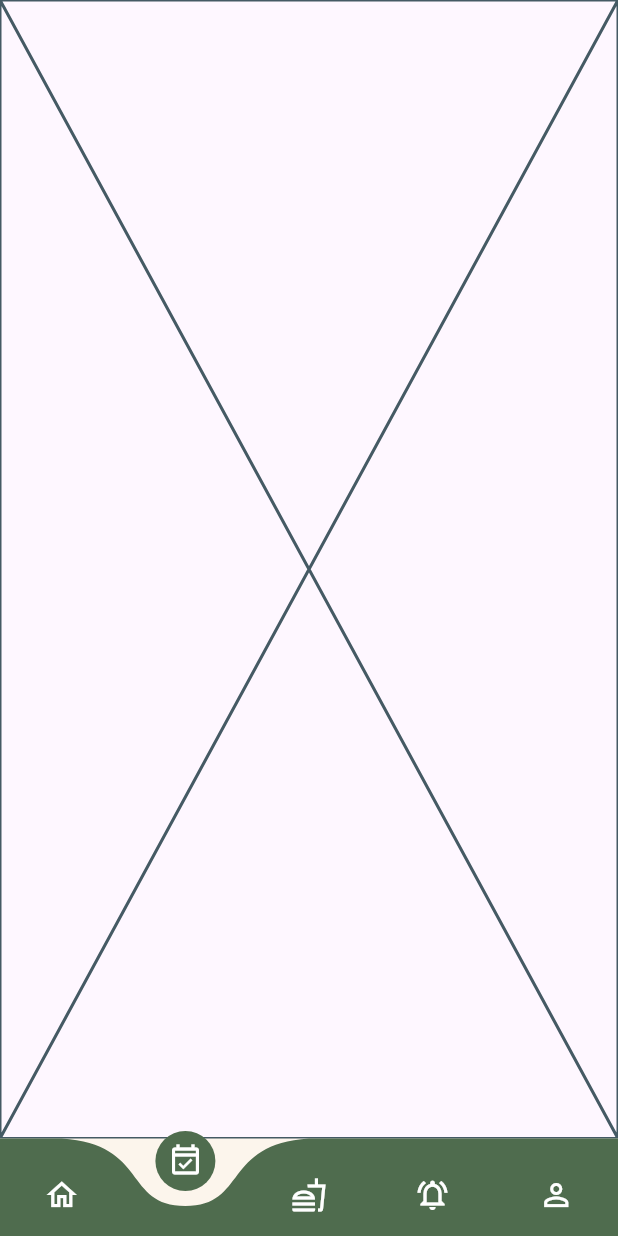
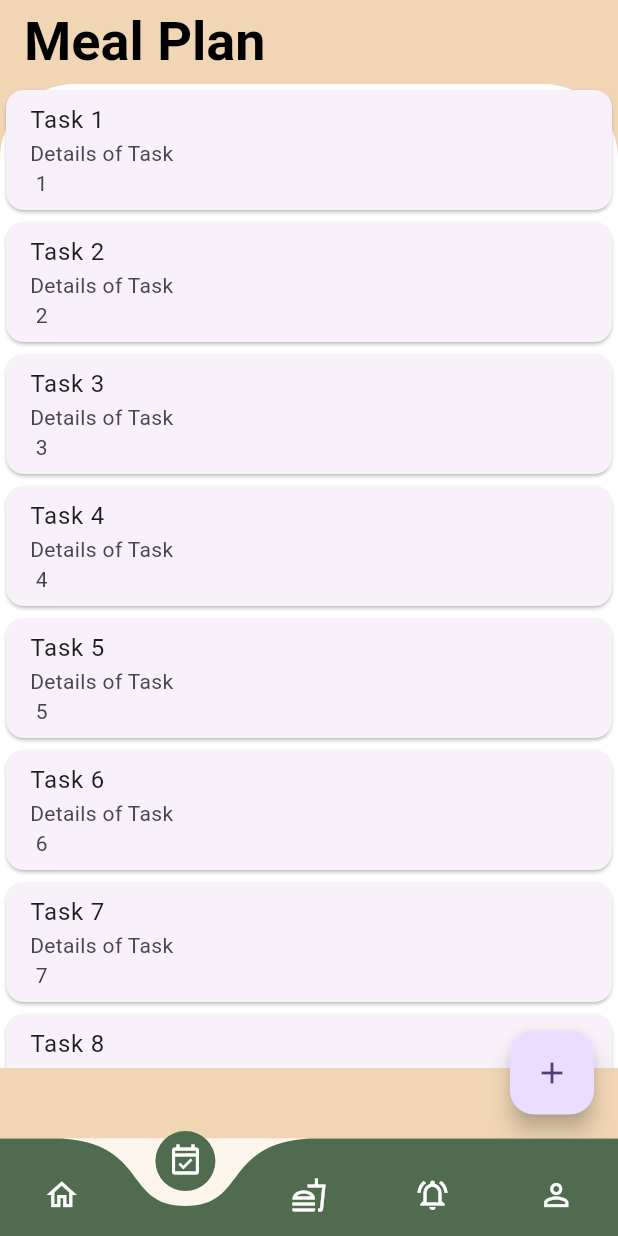
Before and after one commit to Morninguoou/Calories-Ofood-App, a Flutter app: the screen it shows after launch, item 2 of the bottom bar chosen, on a phone screen of 412 x 824 dp. Run offline on Flutter 3.47's test engine with Material 3 defaults, Android fonts, the phone set to English and light mode, and no system bars; drawn by our look-alikes of curved_navigation_bar; missing offline and left inert: dart:ffi.

```diff
--- a/lib/screens/plannermainPage.dart
+++ b/lib/screens/plannermainPage.dart
@@ -1,3 +1,5 @@
+import 'dart:ffi';
+
 import 'package:flutter/material.dart';
 
 class PlannerMain extends StatefulWidget {
@@ -10,6 +12,54 @@ class PlannerMain extends StatefulWidget {
 class _PlannerMainState extends State<PlannerMain> {
   @override
   Widget build(BuildContext context) {
-    return const Placeholder();
+    return Scaffold(
+      backgroundColor: Color(0xFFF0D6B5), //F9F9F9
+      appBar: AppBar(
+        title: const Text('Meal Plan'),
+        backgroundColor: Color(0xFFF0D6B5),
+        titleTextStyle: TextStyle(
+          fontSize: 36.0,
+          color: Colors.black,
+          fontWeight: FontWeight.bold,
+        ),
+      ),
+      body: Column(
+        children: [
+          Padding(
+            padding: const EdgeInsets.all(0.0),
+            child: Container(
+              decoration: BoxDecoration(
+                color: Colors.white,
+                borderRadius: BorderRadius.only(
+                  topLeft: Radius.circular(50.0),
+                  topRight: Radius.circular(50.0),
+                ),
+              ),
+              height: 656.0,
+              child: Expanded(
+                // Use Expanded to make the ListView take the remaining space
+                child: ListView.builder(
+                  itemCount: 9, // Number of items to display
+                  itemBuilder: (context, index) {
+                    return Card(
+                      child: ListTile(
+                        title: Text('Task ${index + 1}'),
+                        subtitle: Text('Details of Task \n ${index + 1}'),
+                      ),
+                    );
+                  },
+                ),
+              ),
+            ),
+          ),
+        ],
+      ),
+      floatingActionButton: FloatingActionButton(
+        onPressed: () {
+          // Function when button is pressed
+        },
+        child: const Icon(Icons.add),
+      ),
+    );
   }
 }
```
Also changed, not shown: pubspec.lock.
